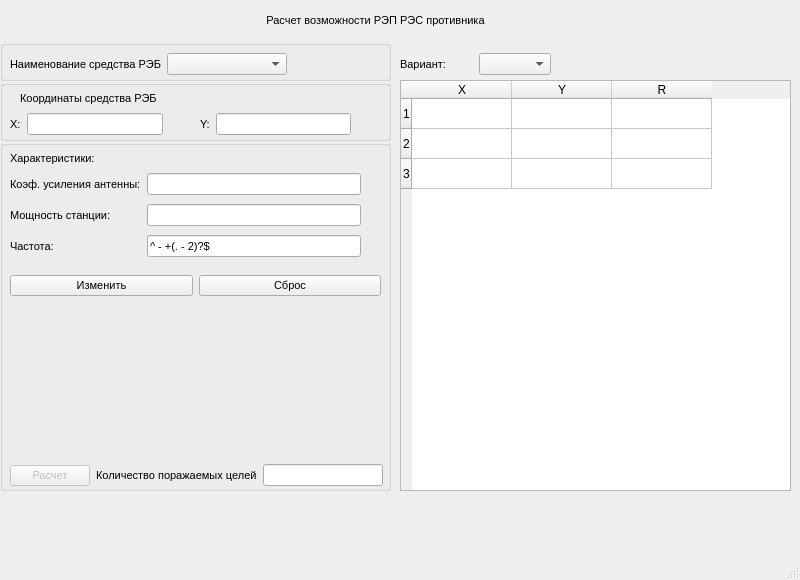
This is mainwindow.ui in businessausage/v22 as Qt 5 draws it before an edit. The edited form follows.
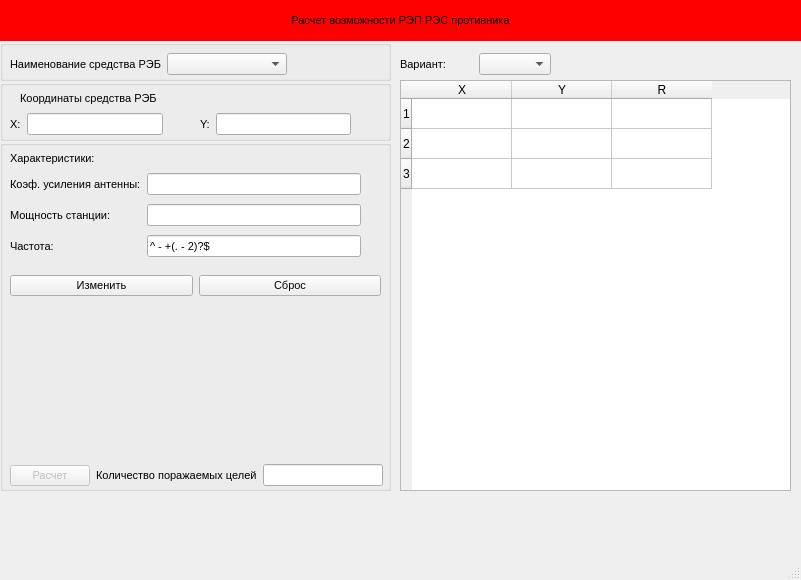
This is the edited form.

```diff
--- a/mainwindow.ui
+++ b/mainwindow.ui
@@ -6,10 +6,16 @@
    <rect>
     <x>0</x>
     <y>0</y>
-    <width>800</width>
+    <width>801</width>
     <height>580</height>
    </rect>
   </property>
+  <property name="minimumSize">
+   <size>
+    <width>580</width>
+    <height>0</height>
+   </size>
+  </property>
   <property name="windowTitle">
    <string>MainWindow</string>
   </property>
@@ -25,14 +31,13 @@
     </property>
     <property name="font">
      <font>
-      <family>Segoe UI</family>
       <pointsize>8</pointsize>
      </font>
     </property>
     <property name="title">
      <string/>
     </property>
-    <widget class="QWidget" name="">
+    <widget class="QWidget" name="layoutWidget">
      <property name="geometry">
       <rect>
        <x>10</x>
@@ -43,7 +48,6 @@
      </property>
      <property name="font">
       <font>
-       <family>Segoe UI</family>
        <pointsize>8</pointsize>
       </font>
      </property>
@@ -450,7 +454,7 @@
      </layout>
     </widget>
    </widget>
-   <widget class="QWidget" name="">
+   <widget class="QWidget" name="layoutWidget">
     <property name="geometry">
      <rect>
       <x>400</x>
@@ -461,7 +465,6 @@
     </property>
     <property name="font">
      <font>
-      <family>Segoe UI</family>
       <pointsize>8</pointsize>
      </font>
     </property>
@@ -504,17 +507,26 @@
      <rect>
       <x>0</x>
       <y>0</y>
-      <width>751</width>
+      <width>801</width>
       <height>41</height>
      </rect>
     </property>
+    <property name="minimumSize">
+     <size>
+      <width>580</width>
+      <height>0</height>
+     </size>
+    </property>
     <property name="font">
      <font>
       <pointsize>8</pointsize>
      </font>
     </property>
     <property name="autoFillBackground">
-     <bool>true</bool>
+     <bool>false</bool>
+    </property>
+    <property name="styleSheet">
+     <string notr="true">background-color: rgb(254, 0, 0);</string>
     </property>
     <property name="lineWidth">
      <number>1</number>
```
Left out of the diff: 65 changed lines with no effect on the pictures.
